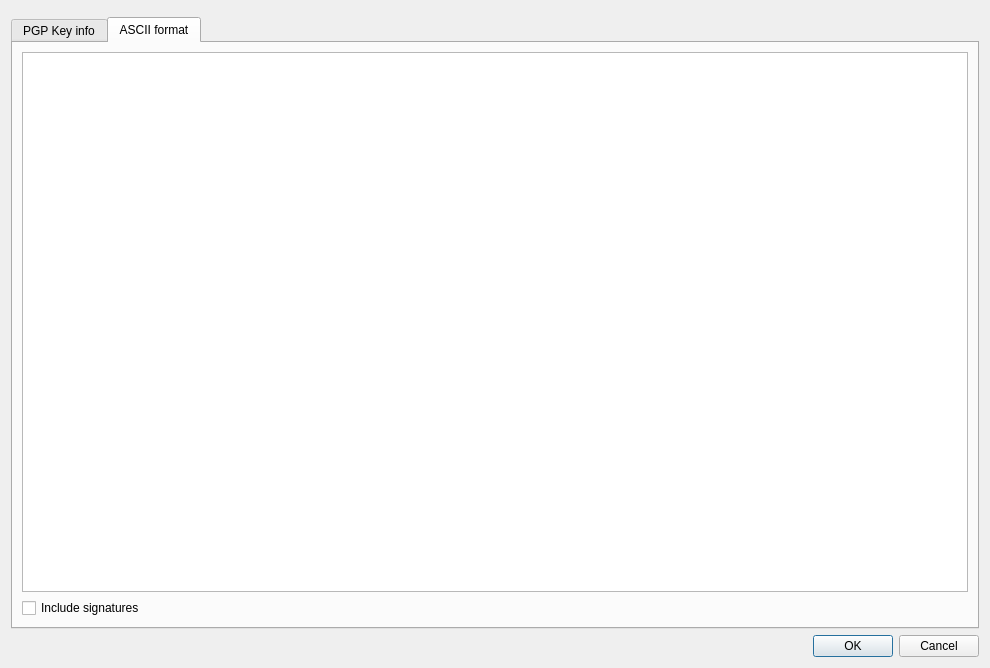
Before: the Qt Designer form retroshare-gui/src/gui/connect/PGPKeyDialog.ui in RetroShare/RetroShare, drawn with Qt 5.
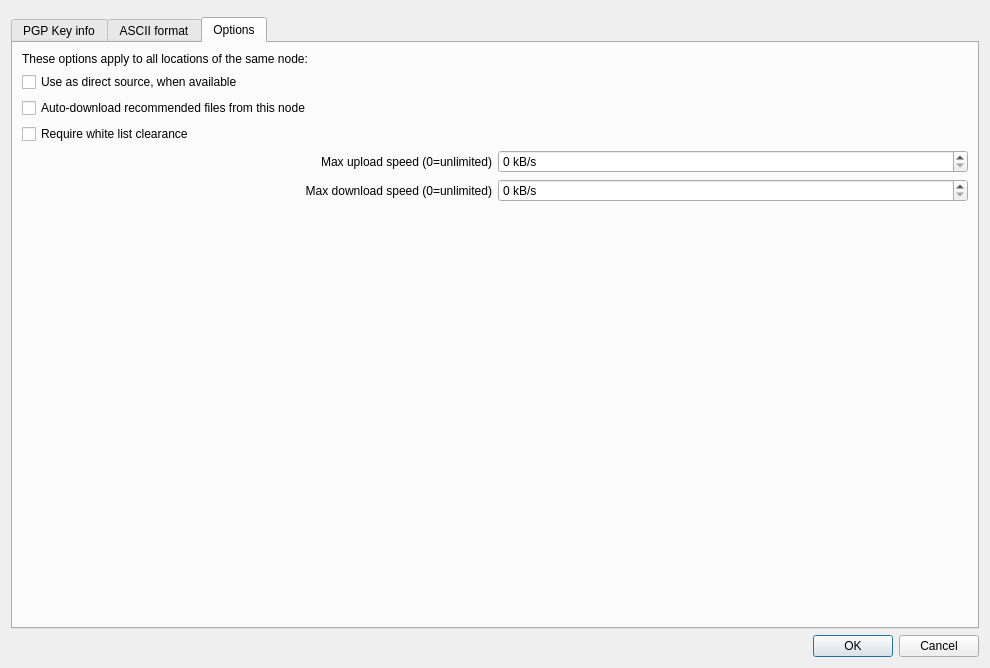
After: the same form once the commit is applied. Icons and pictures are not drawn. Custom widgets are drawn as their Qt base class.

Commit message: moved node-wide options to node details

Diff of the .ui file:
```diff
--- a/retroshare-gui/src/gui/connect/PGPKeyDialog.ui
+++ b/retroshare-gui/src/gui/connect/PGPKeyDialog.ui
@@ -27,7 +27,7 @@
    <item>
     <widget class="QTabWidget" name="stabWidget">
      <property name="currentIndex">
-      <number>1</number>
+      <number>2</number>
      </property>
      <widget class="QWidget" name="tab">
       <attribute name="title">
@@ -321,6 +321,115 @@
        </item>
       </layout>
      </widget>
+     <widget class="QWidget" name="tab_2">
+      <attribute name="title">
+       <string>Options</string>
+      </attribute>
+      <layout class="QVBoxLayout" name="verticalLayout_6">
+       <item>
+        <widget class="QLabel" name="label_3">
+         <property name="text">
+          <string>These options apply to all locations of the same node:</string>
+         </property>
+        </widget>
+       </item>
+       <item>
+        <widget class="QCheckBox" name="_direct_transfer_CB">
+         <property name="toolTip">
+          <string>&lt;html&gt;&lt;head/&gt;&lt;body&gt;&lt;p align=&quot;justify&quot;&gt;Retroshare periodically checks your friend lists for browsable files matching your transfers, to establish a direct transfer. In this case, your friend knows you're downloading the file.&lt;/p&gt;&lt;p align=&quot;justify&quot;&gt;To prevent this behavior for this friend only, uncheck this box. You can still perform a direct transfer if you explicitly ask for it, by e.g. downloading from your friend's file list. This setting is applied to all locations of the same node.&lt;/p&gt;&lt;/body&gt;&lt;/html&gt;</string>
+         </property>
+         <property name="text">
+          <string>Use as direct source, when available</string>
+         </property>
+        </widget>
+       </item>
+       <item>
+        <widget class="QCheckBox" name="_allow_push_CB">
+         <property name="toolTip">
+          <string>&lt;html&gt;&lt;head/&gt;&lt;body&gt;&lt;p&gt;This option allows you to automatically download a file that is recommended in an message coming from this node. This can be used for instance to send files between your own nodes. Applied to all locations of the same node.&lt;/p&gt;&lt;/body&gt;&lt;/html&gt;</string>
+         </property>
+         <property name="text">
+          <string>Auto-download recommended files from this node</string>
+         </property>
+        </widget>
+       </item>
+       <item>
+        <widget class="QCheckBox" name="_require_WL_CB">
+         <property name="toolTip">
+          <string>&lt;html&gt;&lt;head/&gt;&lt;body&gt;&lt;p&gt;Peers that have this option cannot connect if their connection address is not in the whitelist. This protects you from traffic forwarding attacks. When used, rejected peers will be reported by &amp;quot;security feed items&amp;quot; in the News Feed section. From there, you can whitelist/blacklist their IP. Applies to all locations of the same node.&lt;/p&gt;&lt;/body&gt;&lt;/html&gt;</string>
+         </property>
+         <property name="text">
+          <string>Require white list clearance</string>
+         </property>
+        </widget>
+       </item>
+       <item>
+        <layout class="QHBoxLayout" name="horizontalLayout_3">
+         <item>
+          <layout class="QVBoxLayout" name="verticalLayout_5">
+           <item>
+            <widget class="QLabel" name="label">
+             <property name="text">
+              <string>Max upload speed (0=unlimited)</string>
+             </property>
+             <property name="alignment">
+              <set>Qt::AlignRight|Qt::AlignTrailing|Qt::AlignVCenter</set>
+             </property>
+            </widget>
+           </item>
+           <item>
+            <widget class="QLabel" name="label_2">
+             <property name="text">
+              <string>Max download speed (0=unlimited)</string>
+             </property>
+             <property name="alignment">
+              <set>Qt::AlignRight|Qt::AlignTrailing|Qt::AlignVCenter</set>
+             </property>
+            </widget>
+           </item>
+          </layout>
+         </item>
+         <item>
+          <layout class="QVBoxLayout" name="verticalLayout_4">
+           <item>
+            <widget class="QSpinBox" name="maxUploadSpeed_SB">
+             <property name="suffix">
+              <string> kB/s</string>
+             </property>
+             <property name="maximum">
+              <number>10000</number>
+             </property>
+            </widget>
+           </item>
+           <item>
+            <widget class="QSpinBox" name="maxDownloadSpeed_SB">
+             <property name="suffix">
+              <string> kB/s</string>
+             </property>
+             <property name="maximum">
+              <number>10000</number>
+             </property>
+            </widget>
+           </item>
+          </layout>
+         </item>
+        </layout>
+       </item>
+       <item>
+        <spacer name="verticalSpacer_4">
+         <property name="orientation">
+          <enum>Qt::Vertical</enum>
+         </property>
+         <property name="sizeHint" stdset="0">
+          <size>
+           <width>20</width>
+           <height>274</height>
+          </size>
+         </property>
+        </spacer>
+       </item>
+      </layout>
+     </widget>
     </widget>
    </item>
    <item>
```
Left out of the diff: 20 changed lines with no effect on the pictures. The commit also changes 9 other files.
